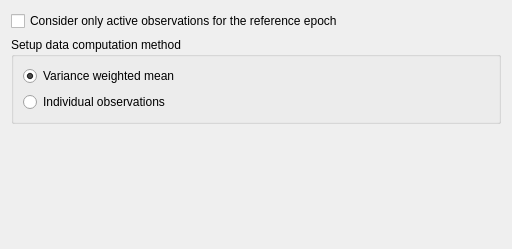
ahellers/GravTools, file gravtools/gui/dialog_setup_data.ui: the form before one commit.
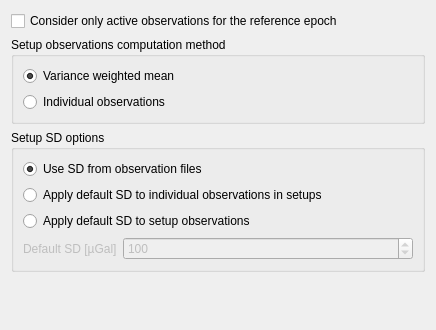
The form after the commit.

Commit message: Added the option to set default values for the setup obs. SD instead of using the SD from observation files.

What changed in the file:
```diff
--- a/gravtools/gui/dialog_setup_data.ui
+++ b/gravtools/gui/dialog_setup_data.ui
@@ -6,8 +6,8 @@
    <rect>
     <x>0</x>
     <y>0</y>
-    <width>512</width>
-    <height>249</height>
+    <width>436</width>
+    <height>330</height>
    </rect>
   </property>
   <property name="windowTitle">
@@ -30,7 +30,7 @@
       <string>&lt;html&gt;&lt;head/&gt;&lt;body&gt;&lt;p&gt;Select the method for the computation of setup observations.&lt;/p&gt;&lt;/body&gt;&lt;/html&gt;</string>
      </property>
      <property name="title">
-      <string>Setup data computation method</string>
+      <string>Setup observations computation method</string>
      </property>
      <layout class="QVBoxLayout" name="verticalLayout">
       <item>
@@ -65,6 +65,87 @@
      </layout>
     </widget>
    </item>
+   <item>
+    <widget class="QGroupBox" name="groupBox_sd_options">
+     <property name="toolTip">
+      <string notr="true">&lt;html&gt;&lt;head/&gt;&lt;body&gt;&lt;p&gt;Options for the determination of standard deviations of setup observations.&lt;/p&gt;&lt;/body&gt;&lt;/html&gt;</string>
+     </property>
+     <property name="title">
+      <string>Setup SD options</string>
+     </property>
+     <layout class="QVBoxLayout" name="verticalLayout_2">
+      <item>
+       <widget class="QRadioButton" name="radioButton_sd_from_obsfile">
+        <property name="toolTip">
+         <string>&lt;html&gt;&lt;head/&gt;&lt;body&gt;&lt;p&gt;Use the standard deviations (SD) provided in the observation files. The SD of setup observations are calculated according to the variance weighte mean gravity observations. &lt;/p&gt;&lt;/body&gt;&lt;/html&gt;</string>
+        </property>
+        <property name="text">
+         <string>Use SD from observation files</string>
+        </property>
+        <property name="checked">
+         <bool>true</bool>
+        </property>
+       </widget>
+      </item>
+      <item>
+       <widget class="QRadioButton" name="radioButton_sd_default_per_obs">
+        <property name="toolTip">
+         <string>&lt;html&gt;&lt;head/&gt;&lt;body&gt;&lt;p&gt;Apply the default standard deviation (SD) to individual observations. The SD of setup observations are calculated according to the variance weighte mean gravity observations. Hence, setups with a higher number of individual observations get a lower SD according the &lt;span style=&quot; font-style:italic;&quot;&gt;sqrt(n)&lt;/span&gt; rule.&lt;/p&gt;&lt;/body&gt;&lt;/html&gt;</string>
+        </property>
+        <property name="text">
+         <string>Apply default SD to individual observations in setups</string>
+        </property>
+       </widget>
+      </item>
+      <item>
+       <widget class="QRadioButton" name="radioButton_sd_defaul_per_setup">
+        <property name="toolTip">
+         <string>&lt;html&gt;&lt;head/&gt;&lt;body&gt;&lt;p&gt;Apply the default standard deviation (SD) to setup observations. Hence, the SD provided in the observation files are dismissed and all setup observations have equal weights, neglecting the number of repeated observations per setup.&lt;/p&gt;&lt;/body&gt;&lt;/html&gt;</string>
+        </property>
+        <property name="text">
+         <string>Apply default SD to setup observations</string>
+        </property>
+       </widget>
+      </item>
+      <item>
+       <layout class="QFormLayout" name="formLayout">
+        <item row="0" column="0">
+         <widget class="QLabel" name="label_sd_default">
+          <property name="enabled">
+           <bool>false</bool>
+          </property>
+          <property name="toolTip">
+           <string>Default standard deviation (SD) [µGal]. Min = 1 µGal, max. = 999999 µGal. </string>
+          </property>
+          <property name="text">
+           <string>Default SD [µGal]</string>
+          </property>
+         </widget>
+        </item>
+        <item row="0" column="1">
+         <widget class="QSpinBox" name="spinBox_sd_default">
+          <property name="enabled">
+           <bool>false</bool>
+          </property>
+          <property name="toolTip">
+           <string>&lt;html&gt;&lt;head/&gt;&lt;body&gt;&lt;p&gt;Default standard deviation (SD) [µGal]. Min = 1 µGal, max. = 999999 µGal.&lt;/p&gt;&lt;/body&gt;&lt;/html&gt;</string>
+          </property>
+          <property name="minimum">
+           <number>1</number>
+          </property>
+          <property name="maximum">
+           <number>999999</number>
+          </property>
+          <property name="value">
+           <number>100</number>
+          </property>
+         </widget>
+        </item>
+       </layout>
+      </item>
+     </layout>
+    </widget>
+   </item>
    <item>
     <spacer name="verticalSpacer">
      <property name="orientation">
```
Left out of the diff: 39 changed lines with no effect on the pictures. The commit also changes 5 other files.
